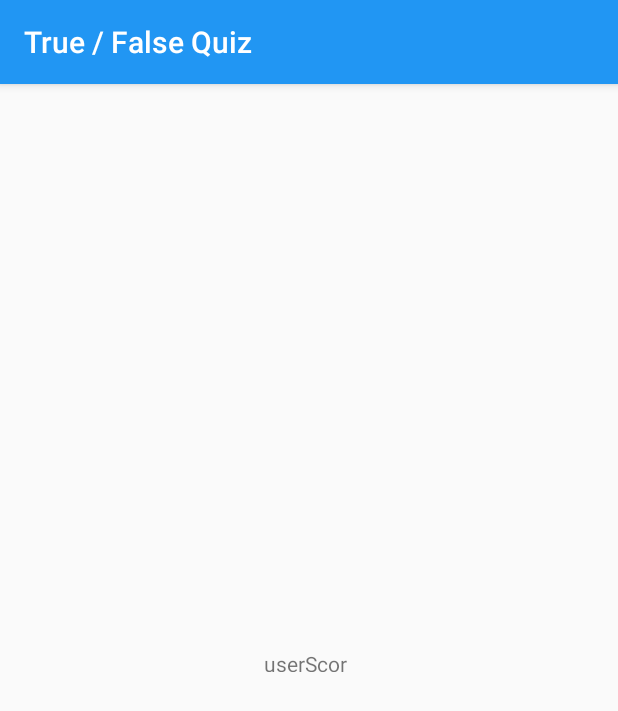
After one commit to SkylerWendt/TrueFalseQuiz, an Android app: the ResultsActivity screen opened directly, with no data from a screen before it, on a phone screen of 412 x 824 dp. The commit adds this screen. Shown: the top 711 px of the screen. Run offline under Robolectric (Android 15) with nearby library versions, the phone set to English and light mode, and no system bars; 1 statement that could not run was skipped.

Commit message:
Did some stuff

```diff
--- a/app/src/main/AndroidManifest.xml
+++ b/app/src/main/AndroidManifest.xml
@@ -16,6 +16,7 @@
                 <category android:name="android.intent.category.LAUNCHER" />
             </intent-filter>
         </activity>
+        <activity android:name=".ResultsActivity"></activity>
     </application>
 
 </manifest>
--- /dev/null
+++ b/app/src/main/java/com/example/wendt/truefalsequiz/ResultsActivity.java
@@ -0,0 +1,35 @@
+package com.example.wendt.truefalsequiz;
+
+import android.content.Intent;
+import android.os.Bundle;
+import android.support.v7.app.AppCompatActivity;
+import android.widget.TextView;
+
+public class ResultsActivity extends AppCompatActivity {
+
+    private int userScore;
+    private TextView userScoreTextView;
+
+    @Override
+    protected void onCreate(Bundle savedInstanceState) {
+        super.onCreate(savedInstanceState);
+        setContentView(R.layout.activity_results);
+
+        wireWidgets();
+        getMainIntent();
+        setText();
+    }
+
+    private void setText() {
+        userScoreTextView.setText(userScore);
+    }
+
+    private void getMainIntent() {
+        Intent resultsScreen = getIntent();
+        userScore = resultsScreen.getIntExtra(MainActivity.EXTRA_SCORE_MESSAGE, 0);
+    }
+
+    private void wireWidgets() {
+        userScoreTextView = (TextView) findViewById(R.id.text_score);
+    }
+}
--- /dev/null
+++ b/app/src/main/res/layout/activity_results.xml
@@ -0,0 +1,22 @@
+<?xml version="1.0" encoding="utf-8"?>
+<android.support.constraint.ConstraintLayout xmlns:android="http://schemas.android.com/apk/res/android"
+    xmlns:app="http://schemas.android.com/apk/res-auto"
+    xmlns:tools="http://schemas.android.com/tools"
+    android:layout_width="match_parent"
+    android:layout_height="match_parent"
+    tools:context="com.example.wendt.truefalsequiz.ResultsActivity">
+
+    <TextView
+        android:id="@+id/text_score"
+        android:layout_width="60dp"
+        android:layout_height="15dp"
+        android:layout_marginBottom="8dp"
+        android:layout_marginLeft="8dp"
+        android:layout_marginRight="8dp"
+        android:layout_marginTop="8dp"
+        android:text="userScore"
+        app:layout_constraintBottom_toBottomOf="parent"
+        app:layout_constraintLeft_toLeftOf="parent"
+        app:layout_constraintRight_toRightOf="parent"
+        app:layout_constraintTop_toTopOf="parent" />
+</android.support.constraint.ConstraintLayout>
```
Also changed, not shown: app/src/main/java/com/example/wendt/truefalsequiz/MainActivity.java (+19 -3 lines).
